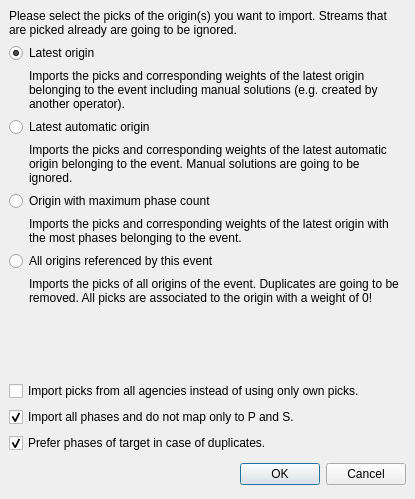
The window that libs/seiscomp/gui/datamodel/importpicks.ui (SeisComP/common) describes before a commit, drawn with Qt 5.
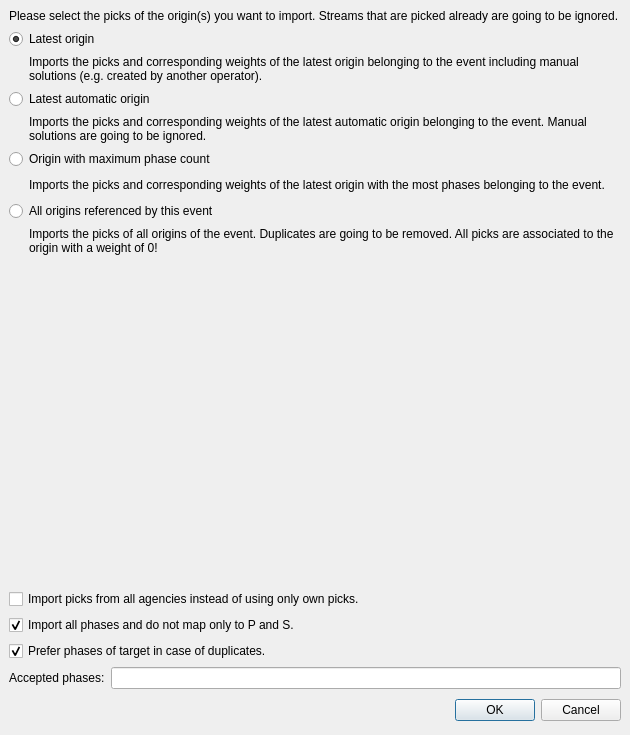
The same window after the commit.

Commit message: [gui] Add phases allow-/denylist to ImportPicksDialog

The edit to the form file:
```diff
--- a/libs/seiscomp/gui/datamodel/importpicks.ui
+++ b/libs/seiscomp/gui/datamodel/importpicks.ui
@@ -3,19 +3,17 @@
  <comment></comment>
  <exportmacro></exportmacro>
  <class>ImportPicks</class>
- <widget class="QDialog" name="ImportPicks" >
-  <property name="geometry" >
+ <widget class="QDialog" name="ImportPicks">
+  <property name="geometry">
    <rect>
     <x>0</x>
     <y>0</y>
-    <width>415</width>
-    <height>499</height>
+    <width>630</width>
+    <height>735</height>
    </rect>
   </property>
-  <property name="sizePolicy" >
-   <sizepolicy>
-    <hsizetype>5</hsizetype>
-    <vsizetype>5</vsizetype>
+  <property name="sizePolicy">
+   <sizepolicy hsizetype="Preferred" vsizetype="Preferred">
     <horstretch>0</horstretch>
     <verstretch>0</verstretch>
    </sizepolicy>
@@ -23,13 +21,13 @@
   <property name="windowTitle" >
    <string>Import picks</string>
   </property>
-  <layout class="QVBoxLayout" >
-   <property name="margin" >
-    <number>9</number>
-   </property>
-   <property name="spacing" >
+  <layout class="QVBoxLayout">
+   <property name="spacing">
     <number>6</number>
    </property>
+   <property name="margin">
+    <number>9</number>
+   </property>
    <item>
     <widget class="QLabel" name="label" >
      <property name="text" >
@@ -51,13 +49,13 @@
     </widget>
    </item>
    <item>
-    <layout class="QHBoxLayout" >
-     <property name="margin" >
-      <number>0</number>
-     </property>
-     <property name="spacing" >
+    <layout class="QHBoxLayout">
+     <property name="spacing">
       <number>6</number>
      </property>
+     <property name="margin">
+      <number>0</number>
+     </property>
      <item>
       <spacer>
        <property name="orientation" >
@@ -94,13 +92,13 @@
     </widget>
    </item>
    <item>
-    <layout class="QHBoxLayout" >
-     <property name="margin" >
-      <number>0</number>
-     </property>
-     <property name="spacing" >
+    <layout class="QHBoxLayout">
+     <property name="spacing">
       <number>6</number>
      </property>
+     <property name="margin">
+      <number>0</number>
+     </property>
      <item>
       <spacer>
        <property name="orientation" >
@@ -137,13 +135,13 @@
     </widget>
    </item>
    <item>
-    <layout class="QHBoxLayout" >
-     <property name="margin" >
-      <number>0</number>
-     </property>
-     <property name="spacing" >
+    <layout class="QHBoxLayout">
+     <property name="spacing">
       <number>6</number>
      </property>
+     <property name="margin">
+      <number>0</number>
+     </property>
      <item>
       <spacer>
        <property name="orientation" >
@@ -180,13 +178,13 @@
     </widget>
    </item>
    <item>
-    <layout class="QHBoxLayout" >
-     <property name="margin" >
-      <number>0</number>
-     </property>
-     <property name="spacing" >
+    <layout class="QHBoxLayout">
+     <property name="spacing">
       <number>6</number>
      </property>
+     <property name="margin">
+      <number>0</number>
+     </property>
      <item>
       <spacer>
        <property name="orientation" >
@@ -256,13 +254,31 @@
     </widget>
    </item>
    <item>
-    <layout class="QHBoxLayout" >
-     <property name="margin" >
-      <number>0</number>
-     </property>
-     <property name="spacing" >
+    <layout class="QHBoxLayout" name="horizontalLayout">
+     <item>
+      <widget class="QLabel" name="label_6">
+       <property name="text">
+        <string>Accepted phases:</string>
+       </property>
+      </widget>
+     </item>
+     <item>
+      <widget class="QLineEdit" name="lineEditAcceptedPhases">
+       <property name="toolTip">
+        <string>Sets an array of accepted phases separated by comma. If left empty then all phases are accepted.</string>
+       </property>
+      </widget>
+     </item>
+    </layout>
+   </item>
+   <item>
+    <layout class="QHBoxLayout">
+     <property name="spacing">
       <number>6</number>
      </property>
+     <property name="margin">
+      <number>0</number>
+     </property>
      <item>
       <spacer>
        <property name="orientation" >
```
Left out of the diff: 121 changed lines with no effect on the pictures. The commit also changes 3 other files.
